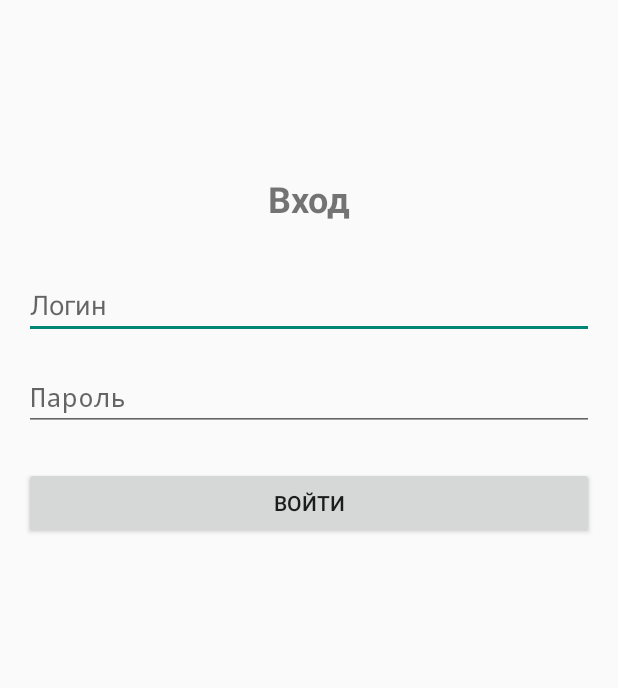
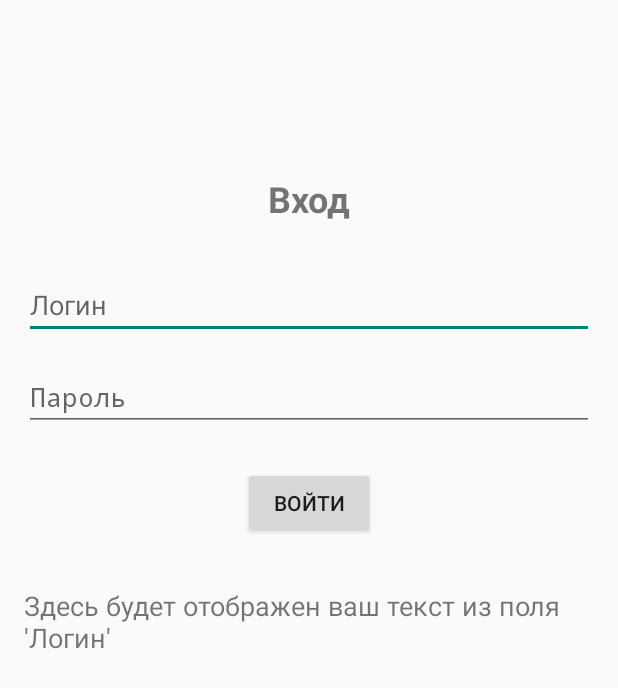
Before and after one commit to TamponN/AndrroidDevelopment_Plotnikov_IT41, an Android app built with Jetpack Compose: the screen it shows after launch (MainActivity), on a phone screen of 412 x 824 dp. Shown: the top 688 px of the screen. Run offline under Robolectric (Android 15) with nearby library versions, the phone set to English and light mode, and no system bars.

Commit message:
Completed lab 3

```diff
--- a/app/build.gradle.kts
+++ b/app/build.gradle.kts
@@ -50,6 +50,7 @@ dependencies {
     implementation(libs.androidx.compose.ui.tooling.preview)
     implementation(libs.androidx.compose.material3)
     implementation(libs.androidx.constraintlayout)
+    implementation(libs.androidx.material3)
     testImplementation(libs.junit)
     androidTestImplementation(libs.androidx.junit)
     androidTestImplementation(libs.androidx.espresso.core)
--- a/app/src/main/java/com/example/app/MainActivity.kt
+++ b/app/src/main/java/com/example/app/MainActivity.kt
@@ -1,4 +1,12 @@
 package com.example.app
+
+// Импорт библиотек для логирования и работы с экранными компонентами
+import android.util.Log
+import android.widget.EditText
+import android.widget.TextView
+import android.widget.Button
+// Импорт библы для уведомлений
+import android.widget.Toast
 
 import android.os.Bundle
 import androidx.activity.ComponentActivity
@@ -10,14 +18,90 @@ import androidx.compose.material3.Scaffold
 import androidx.compose.material3.Text
 import androidx.compose.runtime.Composable
 import androidx.compose.ui.Modifier
+import androidx.compose.ui.semantics.text
 import androidx.compose.ui.tooling.preview.Preview
 import com.example.app.ui.theme.AppTheme
 
 class MainActivity : ComponentActivity() {
+
+    // Объявляем TAG для логирования
+    private val TAG = "MainActivityLifecycle"
+
+    // Объявляем переменные для наших View элементов lateinit означает что мы инициализируем их позже
+    private lateinit var editTextLogin: EditText
+    private lateinit var buttonLogin: Button
+    private lateinit var textViewDisplay: TextView
+
     override fun onCreate(savedInstanceState: Bundle?) {
         super.onCreate(savedInstanceState)
         enableEdgeToEdge() // включение отображения под системными элементами
         // Ставим свой макет в качестве основного
         setContentView(R.layout.activity_main)
+        // Лог вызова метода onCreate
+        Log.d(TAG, "onCreate: Activity создается")
+
+        // Инициализируем наши View элементы, находя их по ID из XML-макета
+        editTextLogin = findViewById(R.id.editTextLogin)
+        buttonLogin = findViewById(R.id.buttonLogin)
+        textViewDisplay = findViewById(R.id.textViewDisplay)
+
+        // Слушатель события на нажатие кнопки
+        buttonLogin.setOnClickListener {
+            // Извлекаем текст из EditText
+            val userInputText = editTextLogin.text.toString()
+
+            // Проверяем, не пустой ли текст
+            if (userInputText.isNotBlank()) {
+                // текст в Toast-уведомление
+                Toast.makeText(this, "Ваш текст: $userInputText", Toast.LENGTH_LONG).show()
+
+                // И текст в TextView на экране
+                textViewDisplay.text = userInputText
+            } else {
+                // Если поле ввода пустое
+                Toast.makeText(this, "Пожалуйста, введите текст", Toast.LENGTH_SHORT).show()
+                textViewDisplay.text = "Вы ничего не ввели" // Очищаем или устанавливаем сообщение по умолчанию
+            }
+        }
+    }
+
+    /*
+    * Методы для логирования всех событий формы
+    */
+
+    override fun onStart() {
+        super.onStart()
+        // Логируем вызов метода onStart
+        Log.d(TAG, "onStart: Activity становится видимым")
+    }
+
+    override fun onResume() {
+        super.onResume()
+        // Логируем вызов метода onResume
+        Log.d(TAG, "onResume: Activity готово к взаимодействию с пользователем")
+    }
+
+    override fun onPause() {
+        super.onPause()
+        // Логируем вызов метода onPause
+        Log.d(TAG, "onPause: Activity приостановлено")
+    }
+
+    override fun onStop() {
+        super.onStop()
+        // Логируем вызов метода onStop
+        Log.d(TAG, "onStop: Activity больше не видно пользователю")
+    }
+
+    override fun onRestart() {
+        super.onRestart()
+        // Логируем вызов метода onRestart
+        Log.d(TAG, "onRestart: Activity перезапускается после остановки")
+    }
+
+    override fun onDestroy() {
+        super.onDestroy()
+        // Логируем вызов метода onDestroy
+        Log.d(TAG, "onDestroy: Activity уничтожается")
     }
 }
--- a/app/src/main/res/layout/activity_main.xml
+++ b/app/src/main/res/layout/activity_main.xml
@@ -56,7 +56,7 @@
     android:padding="16dp"
     tools:context=".MainActivity">
 
-    <!-- Заголовок экрана "Вход" -->
+    <!-- Заголовок -->
     <TextView
         android:id="@+id/textViewTitle"
         android:layout_width="wrap_content"
@@ -69,7 +69,7 @@
         app:layout_constraintEnd_toEndOf="parent"
         android:layout_marginTop="100dp"/>
 
-    <!-- Поле для ввода логина -->
+    <!-- Первое поле для ввода -->
     <EditText
         android:id="@+id/editTextLogin"
         android:layout_width="0dp"
@@ -81,7 +81,7 @@
         app:layout_constraintEnd_toEndOf="parent"
         android:layout_marginTop="32dp"/>
 
-    <!-- Поле для ввода пароля -->
+    <!-- Второе поле для ввода -->
     <EditText
         android:id="@+id/editTextPassword"
         android:layout_width="0dp"
@@ -93,10 +93,10 @@
         app:layout_constraintEnd_toEndOf="parent"
         android:layout_marginTop="16dp"/>
 
-    <!-- Кнопка для входа в систему -->
+    <!-- Кнопка входа -->
     <Button
         android:id="@+id/buttonLogin"
-        android:layout_width="0dp"
+        android:layout_width="wrap_content"
         android:layout_height="wrap_content"
         android:text="Войти"
         app:layout_constraintTop_toBottomOf="@id/editTextPassword"
@@ -104,4 +104,17 @@
         app:layout_constraintEnd_toEndOf="parent"
         android:layout_marginTop="24dp"/>
 
+    <!-- Дополнительные поля для второй лабораторной -->
+    <!-- TextView для отображения введенного текста -->
+    <TextView
+        android:id="@+id/textViewDisplay"
+        android:layout_width="wrap_content"
+        android:layout_height="wrap_content"
+        android:text="Здесь будет отображен ваш текст из поля 'Логин'"
+        android:textSize="18sp"
+        app:layout_constraintTop_toBottomOf="@id/buttonLogin"
+        app:layout_constraintStart_toStartOf="parent"
+        app:layout_constraintEnd_toEndOf="parent"
+        android:layout_marginTop="32dp"/>
+
 </androidx.constraintlayout.widget.ConstraintLayout>
--- a/gradle/libs.versions.toml
+++ b/gradle/libs.versions.toml
@@ -9,6 +9,7 @@ lifecycleRuntimeKtx = "2.6.1"
 activityCompose = "1.8.0"
 composeBom = "2024.09.00"
 constraintlayout = "2.2.1"
+material3 = "1.3.2"
 
 [libraries]
 androidx-core-ktx = { group = "androidx.core", name = "core-ktx", version.ref = "coreKtx" }
@@ -26,6 +27,7 @@ androidx-compose-ui-test-manifest = { group = "androidx.compose.ui", name = "ui-
 androidx-compose-ui-test-junit4 = { group = "androidx.compose.ui", name = "ui-test-junit4" }
 androidx-compose-material3 = { group = "androidx.compose.material3", name = "material3" }
 androidx-constraintlayout = { group = "androidx.constraintlayout", name = "constraintlayout", version.ref = "constraintlayout" }
+androidx-material3 = { group = "androidx.compose.material3", name = "material3", version.ref = "material3" }
 
 [plugins]
 android-application = { id = "com.android.application", version.ref = "agp" }
```
